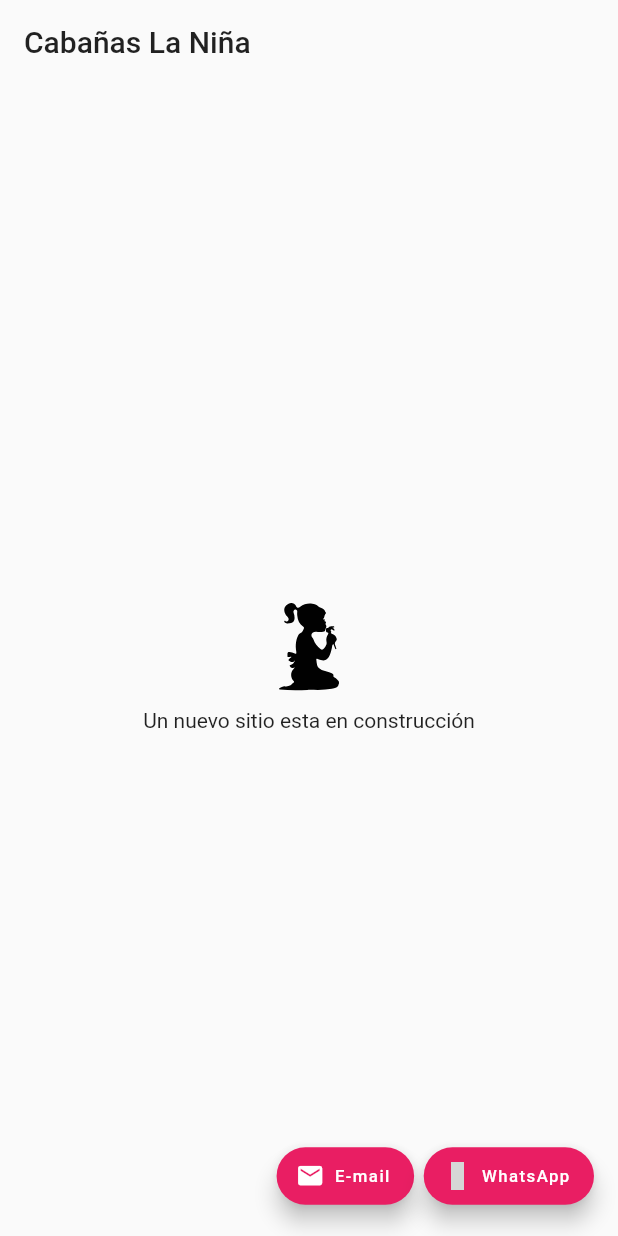
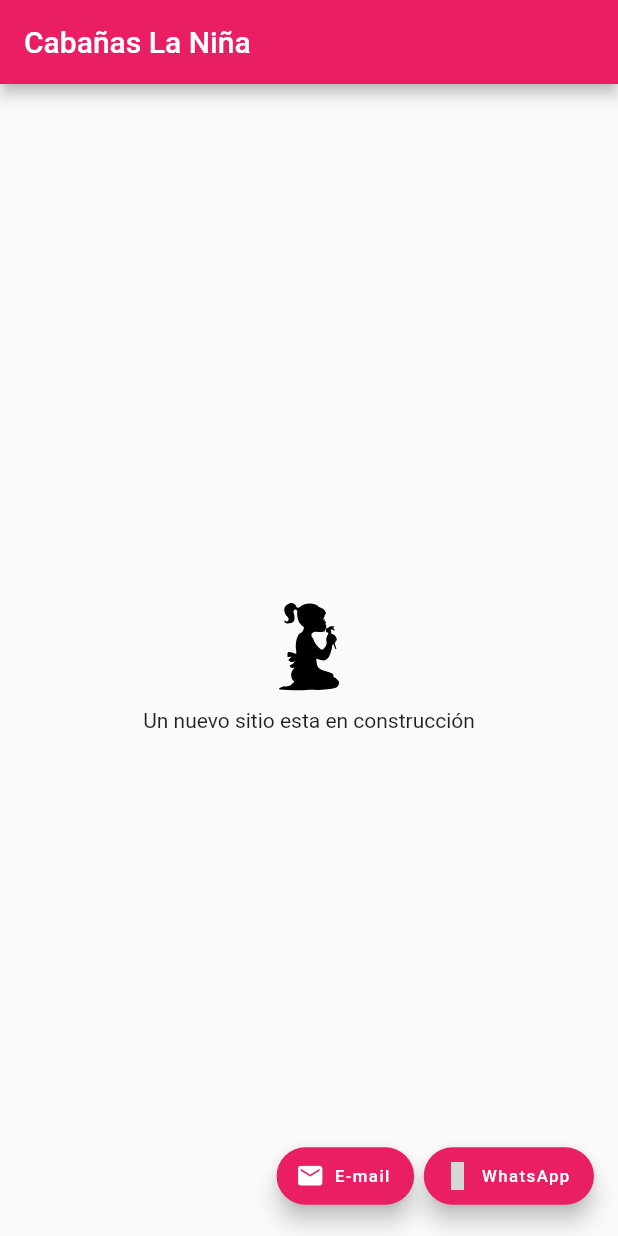
Before and after one commit to roipeker/cabanaslanina, a Flutter app: the screen it shows after launch, on a phone screen of 412 x 824 dp. Run offline on Flutter 3.47's test engine with Material 2 defaults, Android fonts, the phone set to English and light mode, and no system bars; our stand-ins replace flutter_svg; statements that could not run were skipped; grey boxes are pictures that could not be loaded.

Commit message:
Update main.dart

```diff
--- a/lib/main.dart
+++ b/lib/main.dart
@@ -15,9 +15,9 @@ class MyApp extends StatelessWidget {
       theme: ThemeData(
         primarySwatch: Colors.pink,
         appBarTheme: AppBarTheme(
-          backgroundColor: Colors.transparent,
-          elevation: 0,
-          foregroundColor: Colors.black87,
+          // backgroundColor: Colors.transparent,
+          // elevation: 0,
+          // foregroundColor: Colors.black87,
         ),
       ),
       home: const MyHomePage(),
```
